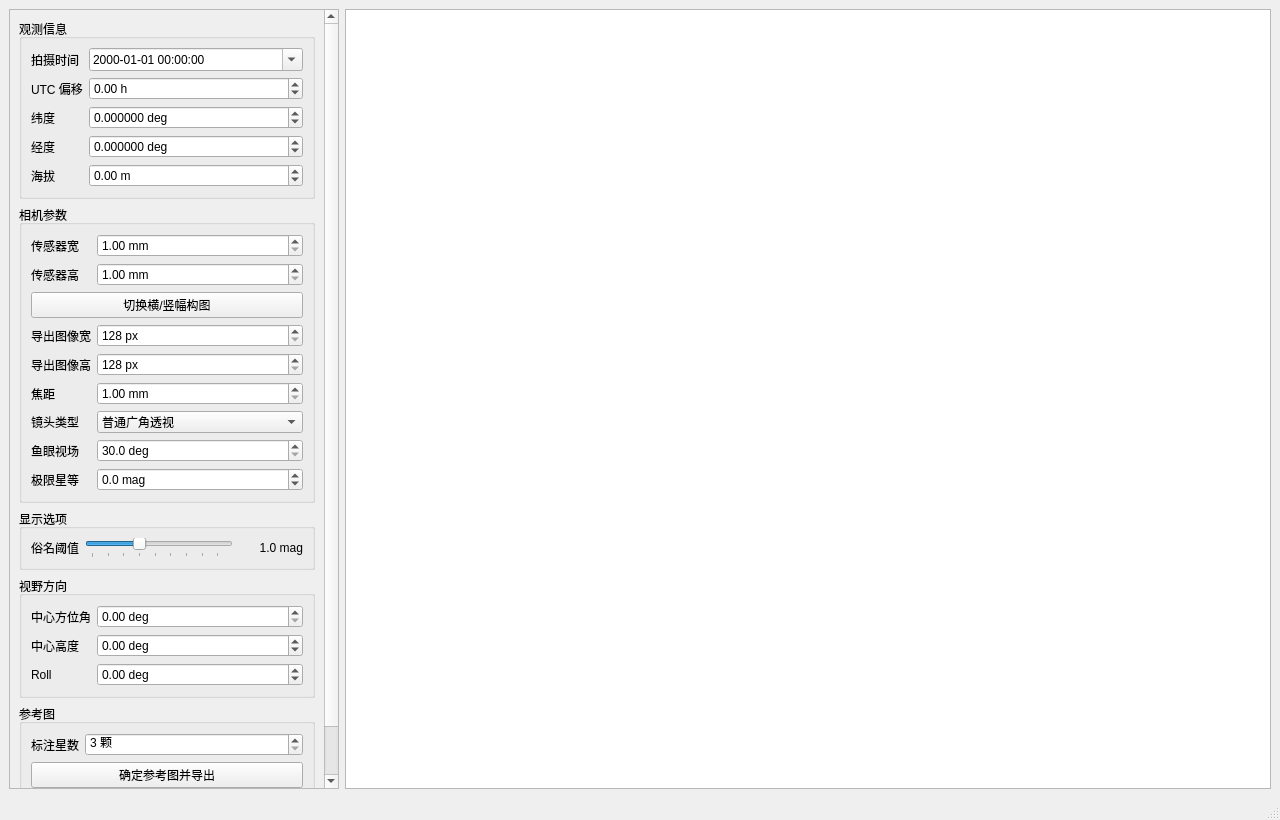
Before: the Qt Designer form meteoalign/ui/main_window.ui in HG731GZ/HGMeteoTool, drawn with Qt 5.
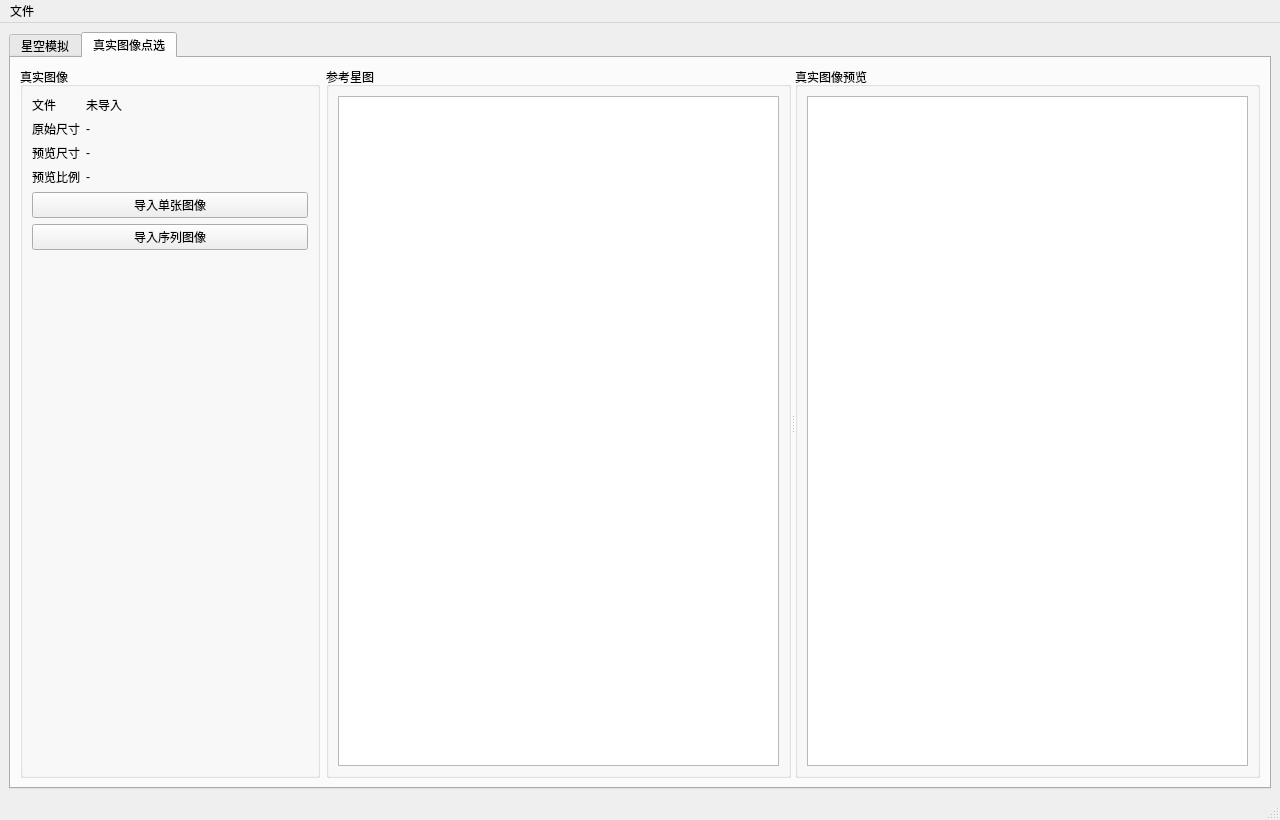
After: the same form once the commit is applied. The open tabs and pages were chosen to show the change.

Commit message: 加入图像打开、预览功能

Patch:
```diff
--- a/meteoalign/ui/main_window.ui
+++ b/meteoalign/ui/main_window.ui
@@ -14,9 +14,22 @@
    <string>MeteoAlign Phase 1</string>
   </property>
   <widget class="QWidget" name="centralwidget">
-   <layout class="QHBoxLayout" name="horizontalLayout">
+   <layout class="QVBoxLayout" name="verticalLayoutMain">
     <item>
-     <widget class="QScrollArea" name="scrollAreaControls">
+     <widget class="QTabWidget" name="tabWidgetMain">
+      <property name="tabPosition">
+       <enum>QTabWidget::North</enum>
+      </property>
+      <property name="currentIndex">
+       <number>0</number>
+      </property>
+      <widget class="QWidget" name="tabSimulator">
+       <attribute name="title">
+        <string>星空模拟</string>
+       </attribute>
+       <layout class="QHBoxLayout" name="horizontalLayoutSimulator">
+        <item>
+         <widget class="QScrollArea" name="scrollAreaControls">
       <property name="minimumSize">
        <size>
         <width>330</width>
@@ -580,36 +593,241 @@
       </widget>
      </widget>
     </item>
-    <item>
-     <widget class="QGraphicsView" name="starMapView">
-      <property name="sizePolicy">
-       <sizepolicy hsizetype="Expanding" vsizetype="Expanding">
-        <horstretch>1</horstretch>
-        <verstretch>1</verstretch>
-       </sizepolicy>
-      </property>
-      <property name="backgroundBrush">
-       <brush brushstyle="SolidPattern">
-        <color alpha="255">
-         <red>0</red>
-         <green>0</green>
-         <blue>0</blue>
-        </color>
-       </brush>
-      </property>
-      <property name="dragMode">
-       <enum>QGraphicsView::NoDrag</enum>
-      </property>
-      <property name="transformationAnchor">
-       <enum>QGraphicsView::AnchorViewCenter</enum>
-      </property>
-      <property name="resizeAnchor">
-       <enum>QGraphicsView::AnchorViewCenter</enum>
-      </property>
+        <item>
+         <widget class="QGraphicsView" name="starMapView">
+          <property name="sizePolicy">
+           <sizepolicy hsizetype="Expanding" vsizetype="Expanding">
+            <horstretch>1</horstretch>
+            <verstretch>1</verstretch>
+           </sizepolicy>
+          </property>
+          <property name="backgroundBrush">
+           <brush brushstyle="SolidPattern">
+            <color alpha="255">
+             <red>0</red>
+             <green>0</green>
+             <blue>0</blue>
+            </color>
+           </brush>
+          </property>
+          <property name="dragMode">
+           <enum>QGraphicsView::NoDrag</enum>
+          </property>
+          <property name="transformationAnchor">
+           <enum>QGraphicsView::AnchorViewCenter</enum>
+          </property>
+          <property name="resizeAnchor">
+           <enum>QGraphicsView::AnchorViewCenter</enum>
+          </property>
+         </widget>
+        </item>
+       </layout>
+      </widget>
+      <widget class="QWidget" name="tabReferenceImage">
+       <attribute name="title">
+        <string>真实图像点选</string>
+       </attribute>
+       <layout class="QHBoxLayout" name="horizontalLayoutReferenceImage">
+        <item>
+         <widget class="QGroupBox" name="groupBoxImportedImage">
+          <property name="minimumSize">
+           <size>
+            <width>300</width>
+            <height>0</height>
+           </size>
+          </property>
+          <property name="maximumSize">
+           <size>
+            <width>360</width>
+            <height>16777215</height>
+           </size>
+          </property>
+          <property name="title">
+           <string>真实图像</string>
+          </property>
+          <layout class="QVBoxLayout" name="verticalLayoutImportedImage">
+           <item>
+            <layout class="QFormLayout" name="formLayoutImportedImage">
+             <item row="0" column="0">
+              <widget class="QLabel" name="labelImportedImagePathTitle">
+               <property name="text">
+                <string>文件</string>
+               </property>
+              </widget>
+             </item>
+             <item row="0" column="1">
+              <widget class="QLabel" name="labelImportedImagePath">
+               <property name="text">
+                <string>未导入</string>
+               </property>
+               <property name="wordWrap">
+                <bool>true</bool>
+               </property>
+              </widget>
+             </item>
+             <item row="1" column="0">
+              <widget class="QLabel" name="labelImportedImageSizeTitle">
+               <property name="text">
+                <string>原始尺寸</string>
+               </property>
+              </widget>
+             </item>
+             <item row="1" column="1">
+              <widget class="QLabel" name="labelImportedImageSize">
+               <property name="text">
+                <string>-</string>
+               </property>
+              </widget>
+             </item>
+             <item row="2" column="0">
+              <widget class="QLabel" name="labelImportedPreviewSizeTitle">
+               <property name="text">
+                <string>预览尺寸</string>
+               </property>
+              </widget>
+             </item>
+             <item row="2" column="1">
+              <widget class="QLabel" name="labelImportedPreviewSize">
+               <property name="text">
+                <string>-</string>
+               </property>
+              </widget>
+             </item>
+             <item row="3" column="0">
+              <widget class="QLabel" name="labelImportedPreviewScaleTitle">
+               <property name="text">
+                <string>预览比例</string>
+               </property>
+              </widget>
+             </item>
+             <item row="3" column="1">
+              <widget class="QLabel" name="labelImportedPreviewScale">
+               <property name="text">
+                <string>-</string>
+               </property>
+              </widget>
+             </item>
+            </layout>
+           </item>
+           <item>
+            <widget class="QPushButton" name="pushButtonImportSingleImage">
+             <property name="text">
+              <string>导入单张图像</string>
+             </property>
+            </widget>
+           </item>
+           <item>
+            <widget class="QPushButton" name="pushButtonImportImageSequence">
+             <property name="text">
+              <string>导入序列图像</string>
+             </property>
+            </widget>
+           </item>
+           <item>
+            <spacer name="verticalSpacerImportedImage">
+             <property name="orientation">
+              <enum>Qt::Vertical</enum>
+             </property>
+             <property name="sizeHint" stdset="0">
+              <size>
+               <width>20</width>
+               <height>40</height>
+              </size>
+             </property>
+            </spacer>
+           </item>
+          </layout>
+         </widget>
+        </item>
+        <item>
+         <widget class="QSplitter" name="splitterReferenceAndRealImage">
+          <property name="orientation">
+           <enum>Qt::Horizontal</enum>
+          </property>
+          <widget class="QGroupBox" name="groupBoxReferencePreview">
+           <property name="title">
+            <string>参考星图</string>
+           </property>
+           <layout class="QVBoxLayout" name="verticalLayoutReferencePreview">
+            <item>
+             <widget class="QGraphicsView" name="referenceImageView">
+              <property name="backgroundBrush">
+               <brush brushstyle="SolidPattern">
+                <color alpha="255">
+                 <red>0</red>
+                 <green>0</green>
+                 <blue>0</blue>
+                </color>
+               </brush>
+              </property>
+              <property name="dragMode">
+               <enum>QGraphicsView::ScrollHandDrag</enum>
+              </property>
+              <property name="transformationAnchor">
+               <enum>QGraphicsView::AnchorUnderMouse</enum>
+              </property>
+              <property name="resizeAnchor">
+               <enum>QGraphicsView::AnchorViewCenter</enum>
+              </property>
+             </widget>
+            </item>
+           </layout>
+          </widget>
+          <widget class="QGroupBox" name="groupBoxRealImagePreview">
+           <property name="title">
+            <string>真实图像预览</string>
+           </property>
+           <layout class="QVBoxLayout" name="verticalLayoutRealImagePreview">
+            <item>
+             <widget class="QGraphicsView" name="realImageView">
+              <property name="backgroundBrush">
+               <brush brushstyle="SolidPattern">
+                <color alpha="255">
+                 <red>16</red>
+                 <green>18</green>
+                 <blue>22</blue>
+                </color>
+               </brush>
+              </property>
+              <property name="dragMode">
+               <enum>QGraphicsView::ScrollHandDrag</enum>
+              </property>
+              <property name="transformationAnchor">
+               <enum>QGraphicsView::AnchorUnderMouse</enum>
+              </property>
+              <property name="resizeAnchor">
+               <enum>QGraphicsView::AnchorViewCenter</enum>
+              </property>
+             </widget>
+            </item>
+           </layout>
+          </widget>
+         </widget>
+        </item>
+       </layout>
+      </widget>
      </widget>
     </item>
    </layout>
   </widget>
+  <widget class="QMenuBar" name="menubar">
+   <property name="geometry">
+    <rect>
+     <x>0</x>
+     <y>0</y>
+     <width>1280</width>
+     <height>22</height>
+    </rect>
+   </property>
+   <widget class="QMenu" name="menuFile">
+    <property name="title">
+     <string>文件</string>
+    </property>
+    <addaction name="actionImportSingleImage"/>
+    <addaction name="actionImportImageSequence"/>
+   </widget>
+   <addaction name="menuFile"/>
+  </widget>
   <widget class="QStatusBar" name="statusbar"/>
  </widget>
  <resources/>
```
Left out of the diff: 12 changed lines with no effect on the pictures. The commit also changes 4 other files.
